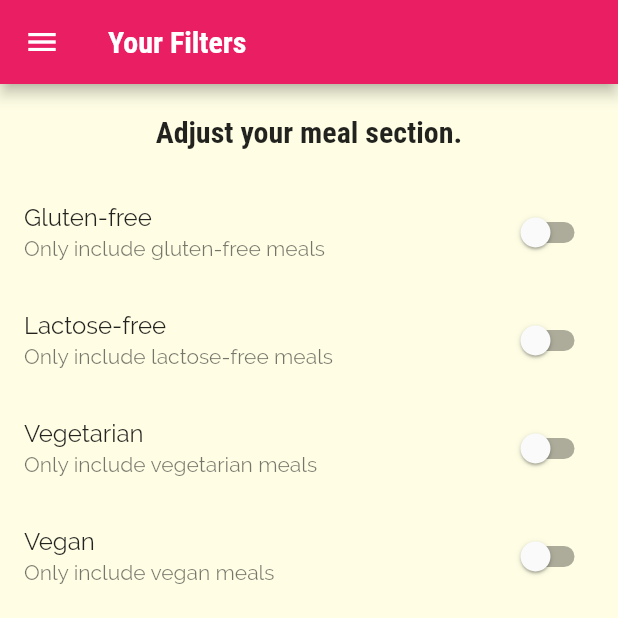
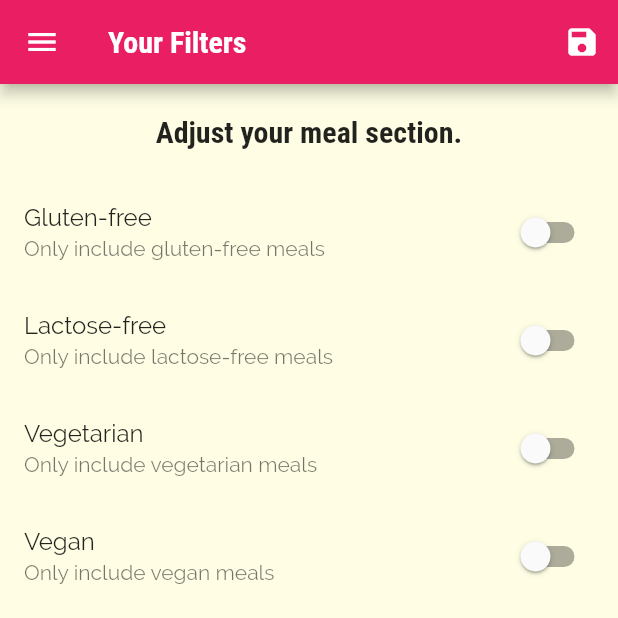
Before and after one commit to devraselhossen/meals_app, a Flutter app: the FilterScreen screen opened by its route, on a phone screen of 412 x 824 dp, the top half of it. Run offline on Flutter 3.47's test engine with Material 2 defaults, Android fonts, the phone set to English and light mode, and no system bars.

Commit message:
filter compleate

```diff
--- a/lib/main.dart
+++ b/lib/main.dart
@@ -1,19 +1,59 @@
 // ignore_for_file: prefer_const_constructors, deprecated_member_use
 
 import 'package:flutter/material.dart';
+import 'package:meals_app/data/dummy_data.dart';
 
+import 'model/meal.dart';
 import 'screen/category_meals_screen.dart';
 import 'screen/filter_screen.dart';
 import 'screen/meal_detail_screen.dart';
 import 'screen/tabs_screen.dart';
 
-
 void main() {
   runApp(const MyApp());
 }
 
-class MyApp extends StatelessWidget {
+class MyApp extends StatefulWidget {
   const MyApp({Key? key}) : super(key: key);
+
+  @override
+  State<MyApp> createState() => _MyAppState();
+}
+
+class _MyAppState extends State<MyApp> {
+  Map<String, bool> _filters = {
+    "gluten": false,
+    "lactose": false,
+    "vegan": false,
+    "vegartian": false
+  };
+
+  List<FoodModel> availableMeals = FOOD_DATA;
+  // List<FoodModel> ?favouritesMeals;
+
+  void _setFilters(Map<String, bool> filterData) {
+    setState(() {
+      _filters = filterData;
+
+      availableMeals = FOOD_DATA.where(
+        (meal) {
+          if (_filters["gluten"]! && !meal.isGlutenFree) {
+            return false;
+          }
+          if (_filters["lactose"]! && !meal.isLactoseFree) {
+            return false;
+          }
+          if (_filters["vegan"]! && !meal.isVegan) {
+            return false;
+          }
+          if (_filters["vegartian"]! && !meal.isVegetarian) {
+            return false;
+          }
+          return true;
+        },
+      ).toList();
+    });
+  }
 
   @override
   Widget build(BuildContext context) {
@@ -38,9 +78,10 @@ class MyApp extends StatelessWidget {
       // home: TabsScreen(),
       routes: {
         '/': (ctx) => TabsScreen(),
-        CategoryMealsScreen.routeName: (_) => CategoryMealsScreen(),
+        CategoryMealsScreen.routeName: (_) =>
+            CategoryMealsScreen(availableMeals),
         MealDetailScreen.routeName: (_) => MealDetailScreen(),
-        FilterScreen.routeName: (_) => FilterScreen(),
+        FilterScreen.routeName: (_) => FilterScreen(_setFilters,_filters),
       },
     );
   }
--- a/lib/screen/category_meals_screen.dart
+++ b/lib/screen/category_meals_screen.dart
@@ -9,6 +9,10 @@ import '../model/meal.dart';
 
 class CategoryMealsScreen extends StatefulWidget {
   static const routeName = "/category-meal";
+
+  final List<FoodModel> availableMeals;
+
+  CategoryMealsScreen(this.availableMeals);
 
   @override
   State<CategoryMealsScreen> createState() => _CategoryMealsScreenState();
@@ -32,7 +36,7 @@ class _CategoryMealsScreenState extends State<CategoryMealsScreen> {
           ModalRoute.of(context)!.settings.arguments as Map<String, String>;
       final categoryId = routeArgs["id"];
       categoryTitle = routeArgs["title"];
-      displayedMeals = FOOD_DATA.where((meal) {
+      displayedMeals = widget.availableMeals.where((meal) {
         return meal.categories.contains(categoryId);
       }).toList();
       _loadInitData = true;
--- a/lib/screen/favourite_screen.dart
+++ b/lib/screen/favourite_screen.dart
@@ -6,6 +6,6 @@ class FavouriteScreen extends StatelessWidget {
 
   @override
   Widget build(BuildContext context) {
-    return Center(child: Text("This is favourite"));
+    return Center(child: Text("You have no favourites yet - start adding some!"));
   }
 }
--- a/lib/screen/filter_screen.dart
+++ b/lib/screen/filter_screen.dart
@@ -6,6 +6,11 @@ import '../widget/main_drawer.dart';
 
 class FilterScreen extends StatefulWidget {
   static const routeName = '/filters';
+
+  final Function saveFilters;
+  final Map<String, bool> currentFilters;
+
+  FilterScreen(this.saveFilters, this.currentFilters);
 
   @override
   State<FilterScreen> createState() => _FilterScreenState();
@@ -16,6 +21,15 @@ class _FilterScreenState extends State<FilterScreen> {
   bool _lactoseFree = false;
   bool _vegan = false;
   bool _vegetarian = false;
+
+  @override
+  void initState() {
+    _glutenFree = widget.currentFilters["gluten"]as bool;
+    _lactoseFree = widget.currentFilters["lactose"]as bool;
+    _vegan = widget.currentFilters["vegan"]as bool;
+    _vegetarian = widget.currentFilters["vegartian"]as bool;
+    super.initState();
+  }
 
   // Widget buildSwitchListTile(
   //     String title, String subTitle, bool currentValue, Function updateValue) {
@@ -30,7 +44,23 @@ class _FilterScreenState extends State<FilterScreen> {
   @override
   Widget build(BuildContext context) {
     return Scaffold(
-      appBar: AppBar(title: Text("Your Filters")),
+      appBar: AppBar(
+        title: Text("Your Filters"),
+        actions: [
+          IconButton(
+            onPressed: () {
+              final selectedFilters = {
+                "gluten": _glutenFree,
+                "lactose": _lactoseFree,
+                "vegan": _vegan,
+                "vegartian": _vegetarian
+              };
+              widget.saveFilters(selectedFilters);
+            },
+            icon: Icon(Icons.save),
+          ),
+        ],
+      ),
       drawer: MainDrawer(),
       body: Column(
         children: [
```
